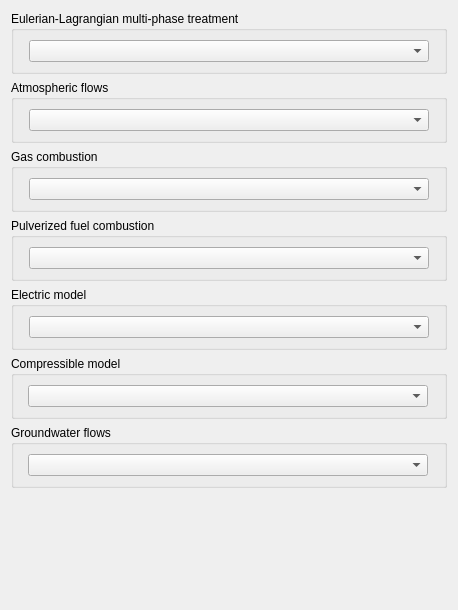
Qt form gui/Pages/AnalysisFeaturesForm.ui (code-saturne/code_saturne) before a commit.
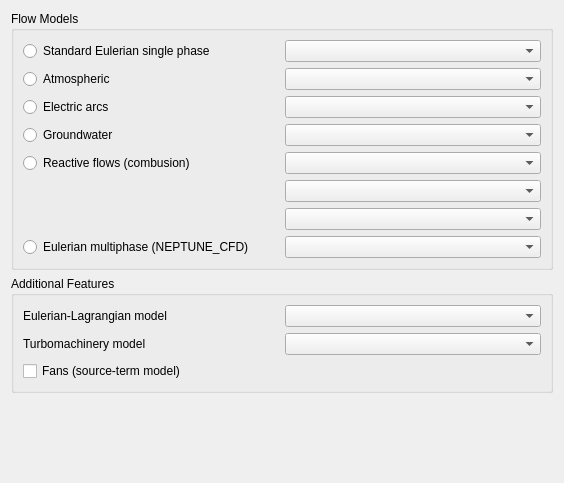
The same form after that commit.

Commit message:
Merge NEPTUNE_CFD GUI into main GUI.
Additional work needs to be done to merge the package.
Note that the CS_GUI_ENABLE_NEPTUNE_CFD environment variable may be set to
0 or 1 to force disabling or enabling of the NEPTUNE_CFD GUI options,
independently of the presence of the matching code. This may be changed
in the future but allows for easer testing.

What changed in the file:
```diff
--- a/gui/Pages/AnalysisFeaturesForm.ui
+++ b/gui/Pages/AnalysisFeaturesForm.ui
@@ -6,75 +6,14 @@
    <rect>
     <x>0</x>
     <y>0</y>
-    <width>458</width>
-    <height>610</height>
+    <width>564</width>
+    <height>483</height>
    </rect>
   </property>
   <property name="windowTitle">
    <string>Form</string>
   </property>
   <layout class="QGridLayout" name="gridLayout_3">
-   <item row="0" column="0">
-    <widget class="QGroupBox" name="groupBoxMultiphase">
-     <property name="toolTip">
-      <string>&lt;html&gt;&lt;head/&gt;&lt;body&gt;&lt;p&gt;&lt;span style=&quot; font-size:9pt;&quot;&gt;Enable the particle-tracking module (particle and droplets tracking).&lt;/span&gt;&lt;/p&gt;&lt;p&gt;&lt;span style=&quot; font-size:9pt;&quot;&gt;(Code_Saturne key word: &lt;/span&gt;&lt;span style=&quot; font-size:9pt; font-weight:600;&quot;&gt;IILAGR&lt;/span&gt;&lt;span style=&quot; font-size:9pt;&quot;&gt;)&lt;/span&gt;&lt;/p&gt;&lt;/body&gt;&lt;/html&gt;</string>
-     </property>
-     <property name="statusTip">
-      <string>Select the flow treatment</string>
-     </property>
-     <property name="title">
-      <string>Eulerian-Lagrangian multi-phase treatment</string>
-     </property>
-     <layout class="QGridLayout">
-      <item row="0" column="0">
-       <layout class="QHBoxLayout">
-        <item>
-         <spacer>
-          <property name="orientation">
-           <enum>Qt::Horizontal</enum>
-          </property>
-          <property name="sizeHint" stdset="0">
-           <size>
-            <width>16</width>
-            <height>22</height>
-           </size>
-          </property>
-         </spacer>
-        </item>
-        <item>
-         <widget class="QComboBox" name="comboBoxLagrangian">
-          <property name="minimumSize">
-           <size>
-            <width>400</width>
-            <height>0</height>
-           </size>
-          </property>
-          <property name="toolTip">
-           <string>&lt;html&gt;&lt;head/&gt;&lt;body&gt;&lt;p&gt;Enable the particle-tracking module (particle and droplets tracking):&lt;/p&gt;&lt;p&gt;- One-way coupling: no influence of the particles on the continuous phase,&lt;br/&gt;- Two-way coupling: influence of the particles on the dynamics of the continuous phase. Dynamics, temperature and mass may be coupled independently.&lt;br/&gt;- Frozen carrier flow: all the Eulerian fields are frozen (including the scalar fields); this option can only be used in case of a calculation restart.&lt;/p&gt;&lt;/body&gt;&lt;/html&gt;</string>
-          </property>
-          <property name="statusTip">
-           <string>Select the flow treatment</string>
-          </property>
-         </widget>
-        </item>
-        <item>
-         <spacer>
-          <property name="orientation">
-           <enum>Qt::Horizontal</enum>
-          </property>
-          <property name="sizeHint" stdset="0">
-           <size>
-            <width>16</width>
-            <height>22</height>
-           </size>
-          </property>
-         </spacer>
-        </item>
-       </layout>
-      </item>
-     </layout>
-    </widget>
-   </item>
    <item row="1" column="0">
     <widget class="QGroupBox" name="Atmosphericflows">
      <property name="toolTip">
@@ -84,388 +23,171 @@
       <string>Select the atmospheric modelling</string>
      </property>
      <property name="title">
-      <string>Atmospheric flows</string>
-     </property>
-     <layout class="QHBoxLayout" name="horizontalLayout_4">
-      <item>
-       <layout class="QHBoxLayout" name="horizontalLayout_3">
-        <item>
-         <spacer name="horizontalSpacer">
-          <property name="orientation">
-           <enum>Qt::Horizontal</enum>
-          </property>
-          <property name="sizeHint" stdset="0">
-           <size>
-            <width>16</width>
-            <height>22</height>
-           </size>
-          </property>
-         </spacer>
-        </item>
-        <item>
-         <widget class="QComboBox" name="comboBoxAtmospheric">
-          <property name="minimumSize">
-           <size>
-            <width>400</width>
-            <height>0</height>
-           </size>
-          </property>
-          <property name="toolTip">
-           <string>&lt;html&gt;&lt;head/&gt;&lt;body&gt;&lt;p&gt;&lt;span style=&quot; font-size:9pt;&quot;&gt;Enable the atmospheric flow module. Three models are available:&lt;/span&gt;&lt;/p&gt;&lt;p&gt;&lt;span style=&quot; font-size:9pt;&quot;&gt;- constant density: to simulate neutral atmosphere,&lt;/span&gt;&lt;/p&gt;&lt;p&gt;&lt;span style=&quot; font-size:9pt;&quot;&gt;- dry atmosphere: to simulate dry, thermally-stratified atmospheric flows (enables &lt;/span&gt;&lt;span style=&quot; font-size:9pt; font-weight:600;&quot;&gt;Potential temperature&lt;/span&gt;&lt;span style=&quot; font-size:9pt;&quot;&gt; as thermal model),&lt;/span&gt;&lt;/p&gt;&lt;p&gt;&lt;span style=&quot; font-size:9pt;&quot;&gt;- humid atmosphere: to simulate thermally stratified atmospheric flows (air-water mixture) with phase changes (enables Liquid potential temperature as thermal model).&lt;/span&gt;&lt;/p&gt;&lt;p&gt;&lt;span style=&quot; font-size:9pt;&quot;&gt;(Code_Saturne key word: &lt;/span&gt;&lt;span style=&quot; font-size:9pt; font-weight:600;&quot;&gt;IATMOS&lt;/span&gt;&lt;span style=&quot; font-size:9pt;&quot;&gt;)&lt;/span&gt;&lt;/p&gt;&lt;/body&gt;&lt;/html&gt;</string>
-          </property>
-          <property name="statusTip">
-           <string>Select the atmospheric modelling</string>
-          </property>
-         </widget>
-        </item>
-        <item>
-         <spacer name="horizontalSpacer_2">
-          <property name="orientation">
-           <enum>Qt::Horizontal</enum>
-          </property>
-          <property name="sizeHint" stdset="0">
-           <size>
-            <width>16</width>
-            <height>22</height>
-           </size>
-          </property>
-         </spacer>
-        </item>
-       </layout>
-      </item>
-     </layout>
-    </widget>
-   </item>
-   <item row="2" column="0">
-    <widget class="QGroupBox" name="groupBoxGasCombustion">
-     <property name="toolTip">
-      <string>&lt;html&gt;&lt;head/&gt;&lt;body&gt;&lt;p&gt;&lt;span style=&quot; font-size:9pt;&quot;&gt;Enable the gas combustion module.&lt;/span&gt;&lt;/p&gt;&lt;p&gt;&lt;span style=&quot; font-size:9pt;&quot;&gt;(Code_Saturne key word: &lt;/span&gt;&lt;span style=&quot; font-size:9pt; font-weight:600;&quot;&gt;IPPMOD&lt;/span&gt;&lt;span style=&quot; font-size:9pt;&quot;&gt;)&lt;/span&gt;&lt;/p&gt;&lt;/body&gt;&lt;/html&gt;</string>
-     </property>
-     <property name="statusTip">
-      <string>Select the combustion modelling</string>
-     </property>
-     <property name="title">
-      <string>Gas combustion</string>
-     </property>
-     <layout class="QGridLayout">
-      <item row="0" column="0">
-       <layout class="QHBoxLayout">
-        <item>
-         <spacer>
-          <property name="orientation">
-           <enum>Qt::Horizontal</enum>
-          </property>
-          <property name="sizeHint" stdset="0">
-           <size>
-            <width>16</width>
-            <height>22</height>
-           </size>
-          </property>
-         </spacer>
-        </item>
-        <item>
-         <widget class="QComboBox" name="comboBoxGasCombustionModel">
-          <property name="minimumSize">
-           <size>
-            <width>400</width>
-            <height>0</height>
-           </size>
-          </property>
-          <property name="toolTip">
-           <string>&lt;html&gt;&lt;head/&gt;&lt;body&gt;&lt;p&gt;&lt;span style=&quot; font-size:9pt;&quot;&gt;Enable the gas combustion module.&lt;/span&gt;&lt;/p&gt;&lt;p&gt;&lt;span style=&quot; font-size:9pt;&quot;&gt;(Code_Saturne key word: &lt;/span&gt;&lt;span style=&quot; font-size:9pt; font-weight:600;&quot;&gt;IPPMOD&lt;/span&gt;&lt;span style=&quot; font-size:9pt;&quot;&gt;)&lt;/span&gt;&lt;/p&gt;&lt;/body&gt;&lt;/html&gt;</string>
-          </property>
-          <property name="statusTip">
-           <string>Select the combustion modelling</string>
-          </property>
-         </widget>
-        </item>
-        <item>
-         <spacer>
-          <property name="orientation">
-           <enum>Qt::Horizontal</enum>
-          </property>
-          <property name="sizeHint" stdset="0">
-           <size>
-            <width>16</width>
-            <height>22</height>
-           </size>
-          </property>
-         </spacer>
-        </item>
-       </layout>
-      </item>
-     </layout>
-    </widget>
-   </item>
-   <item row="3" column="0">
-    <widget class="QGroupBox" name="groupBoxCoalCombustion">
-     <property name="toolTip">
-      <string>&lt;html&gt;&lt;head/&gt;&lt;body&gt;&lt;p&gt;&lt;span style=&quot; font-size:9pt;&quot;&gt;Enable the pulverized fuel combustion.&lt;/span&gt;&lt;/p&gt;&lt;p&gt;&lt;span style=&quot; font-size:9pt;&quot;&gt;(Code_Saturne key word: &lt;/span&gt;&lt;span style=&quot; font-size:9pt; font-weight:600;&quot;&gt;IPPMOD&lt;/span&gt;&lt;span style=&quot; font-size:9pt;&quot;&gt;)&lt;/span&gt;&lt;/p&gt;&lt;/body&gt;&lt;/html&gt;</string>
-     </property>
-     <property name="statusTip">
-      <string>Select the combustion modelling</string>
-     </property>
-     <property name="title">
-      <string>Pulverized fuel combustion</string>
-     </property>
-     <layout class="QGridLayout">
-      <item row="0" column="0">
-       <layout class="QHBoxLayout">
-        <item>
-         <spacer>
-          <property name="orientation">
-           <enum>Qt::Horizontal</enum>
-          </property>
-          <property name="sizeHint" stdset="0">
-           <size>
-            <width>16</width>
-            <height>22</height>
-           </size>
-          </property>
-         </spacer>
-        </item>
-        <item>
-         <widget class="QComboBox" name="comboBoxPulverizedCoal">
-          <property name="minimumSize">
-           <size>
-            <width>400</width>
-            <height>0</height>
-           </size>
-          </property>
-          <property name="toolTip">
-           <string>&lt;html&gt;&lt;head/&gt;&lt;body&gt;&lt;p&gt;&lt;span style=&quot; font-size:9pt;&quot;&gt;Enable the pulverized fuel combustion.&lt;/span&gt;&lt;/p&gt;&lt;p&gt;&lt;span style=&quot; font-size:9pt;&quot;&gt;(Code_Saturne key word: &lt;/span&gt;&lt;span style=&quot; font-size:9pt; font-weight:600;&quot;&gt;IPPMOD&lt;/span&gt;&lt;span style=&quot; font-size:9pt;&quot;&gt;)&lt;/span&gt;&lt;/p&gt;&lt;/body&gt;&lt;/html&gt;</string>
-          </property>
-          <property name="statusTip">
-           <string>Select the combustion modelling</string>
-          </property>
-         </widget>
-        </item>
-        <item>
-         <spacer>
-          <property name="orientation">
-           <enum>Qt::Horizontal</enum>
-          </property>
-          <property name="sizeHint" stdset="0">
-           <size>
-            <width>16</width>
-            <height>22</height>
-           </size>
-          </property>
-         </spacer>
-        </item>
-       </layout>
-      </item>
-     </layout>
-    </widget>
-   </item>
-   <item row="4" column="0">
-    <widget class="QGroupBox" name="groupBoxElectricalModels">
-     <property name="toolTip">
-      <string>&lt;html&gt;&lt;head/&gt;&lt;body&gt;&lt;p&gt;&lt;span style=&quot; font-size:9pt;&quot;&gt;Enable the magnetohydrodynamic module which allows to solve the system of equations composed of Navier-equations equations, the energy balance and Maxwell equations. Joule effect and Laplace Forces can be taken into account (for electric arcs simulation) or only Joule effect.&lt;/span&gt;&lt;/p&gt;&lt;p&gt;&lt;span style=&quot; font-size:9pt;&quot;&gt;(Code_Saturne key word: &lt;/span&gt;&lt;span style=&quot; font-size:9pt; font-weight:600;&quot;&gt;IELARC&lt;/span&gt;&lt;span style=&quot; font-size:9pt;&quot;&gt;)&lt;/span&gt;&lt;/p&gt;&lt;/body&gt;&lt;/html&gt;</string>
-     </property>
-     <property name="statusTip">
-      <string>Select the electrical model</string>
-     </property>
-     <property name="title">
-      <string>Electric model</string>
-     </property>
-     <layout class="QGridLayout">
-      <item row="0" column="0">
-       <layout class="QHBoxLayout">
-        <item>
-         <spacer>
-          <property name="orientation">
-           <enum>Qt::Horizontal</enum>
-          </property>
-          <property name="sizeHint" stdset="0">
-           <size>
-            <width>16</width>
-            <height>22</height>
-           </size>
-          </property>
-         </spacer>
-        </item>
-        <item>
-         <widget class="QComboBox" name="comboBoxJouleEffect">
-          <property name="minimumSize">
-           <size>
-            <width>400</width>
-            <height>0</height>
-           </size>
-          </property>
-          <property name="toolTip">
-           <string>&lt;html&gt;&lt;head/&gt;&lt;body&gt;&lt;p&gt;&lt;span style=&quot; font-size:9pt;&quot;&gt;Enable the magnetohydrodynamic module which allows to solve the system of equations composed of Navier-equations equations, the energy balance and Maxwell equations. Joule effect and Laplace Forces can be taken into account (for electric arcs simulation) or only Joule effect.&lt;/span&gt;&lt;/p&gt;&lt;p&gt;&lt;span style=&quot; font-size:9pt;&quot;&gt;(Code_Saturne key word: &lt;/span&gt;&lt;span style=&quot; font-size:9pt; font-weight:600;&quot;&gt;IELARC&lt;/span&gt;&lt;span style=&quot; font-size:9pt;&quot;&gt;)&lt;/span&gt;&lt;/p&gt;&lt;/body&gt;&lt;/html&gt;</string>
-          </property>
-          <property name="statusTip">
-           <string>Select the electrical model</string>
-          </property>
-         </widget>
-        </item>
-        <item>
-         <spacer>
-          <property name="orientation">
-           <enum>Qt::Horizontal</enum>
-          </property>
-          <property name="sizeHint" stdset="0">
-           <size>
-            <width>16</width>
-            <height>22</height>
-           </size>
-          </property>
-         </spacer>
-        </item>
-       </layout>
-      </item>
-     </layout>
-    </widget>
-   </item>
-   <item row="5" column="0">
-    <widget class="QGroupBox" name="groupBoxCompressible">
-     <property name="toolTip">
-      <string>&lt;html&gt;&lt;head/&gt;&lt;body&gt;&lt;p&gt;&lt;span style=&quot; font-size:9pt;&quot;&gt;Enable the compressible module.&lt;/span&gt;&lt;/p&gt;&lt;p&gt;&lt;span style=&quot; font-size:9pt;&quot;&gt;(Code_Saturne key word: &lt;/span&gt;&lt;span style=&quot; font-size:9pt; font-weight:600;&quot;&gt;ICOMPF&lt;/span&gt;&lt;span style=&quot; font-size:9pt;&quot;&gt;)&lt;/span&gt;&lt;/p&gt;&lt;/body&gt;&lt;/html&gt;</string>
-     </property>
-     <property name="statusTip">
-      <string>Select the compressible modelling</string>
-     </property>
-     <property name="title">
-      <string>Compressible model</string>
+      <string>Additional Features</string>
      </property>
      <layout class="QGridLayout" name="gridLayout">
-      <item row="0" column="0">
-       <layout class="QHBoxLayout" name="horizontalLayout">
-        <item>
-         <spacer>
-          <property name="orientation">
-           <enum>Qt::Horizontal</enum>
-          </property>
-          <property name="sizeHint" stdset="0">
-           <size>
-            <width>16</width>
-            <height>22</height>
-           </size>
-          </property>
-         </spacer>
-        </item>
-        <item>
-         <widget class="QComboBox" name="comboBoxCompressible">
-          <property name="minimumSize">
-           <size>
-            <width>400</width>
-            <height>0</height>
-           </size>
-          </property>
-          <property name="sizeIncrement">
-           <size>
-            <width>0</width>
-            <height>0</height>
-           </size>
-          </property>
-          <property name="toolTip">
-           <string>&lt;html&gt;&lt;head/&gt;&lt;body&gt;&lt;p&gt;&lt;span style=&quot; font-size:9pt;&quot;&gt;Enable the compressible module.&lt;/span&gt;&lt;/p&gt;&lt;p&gt;&lt;span style=&quot; font-size:9pt;&quot;&gt;(Code_Saturne key word: &lt;/span&gt;&lt;span style=&quot; font-size:9pt; font-weight:600;&quot;&gt;ICOMPF&lt;/span&gt;&lt;span style=&quot; font-size:9pt;&quot;&gt;)&lt;/span&gt;&lt;/p&gt;&lt;/body&gt;&lt;/html&gt;</string>
-          </property>
-          <property name="statusTip">
-           <string>Select the compressible modelling</string>
-          </property>
-         </widget>
-        </item>
-        <item>
-         <spacer>
-          <property name="orientation">
-           <enum>Qt::Horizontal</enum>
-          </property>
-          <property name="sizeHint" stdset="0">
-           <size>
-            <width>17</width>
-            <height>22</height>
-           </size>
-          </property>
-         </spacer>
-        </item>
-       </layout>
+      <item row="2" column="1">
+       <widget class="QComboBox" name="comboBoxLagrangian"/>
       </item>
-     </layout>
-    </widget>
-   </item>
-   <item row="6" column="0">
-    <widget class="QGroupBox" name="groupBoxGroundwater">
-     <property name="toolTip">
-      <string>&lt;html&gt;&lt;head/&gt;&lt;body&gt;&lt;p&gt;&lt;span style=&quot; font-size:9pt;&quot;&gt;Enable the groundwater module. Richards equation (Darcy law injected inside the continuity equation) is then solved instead of Navier-Stokes equations. Transport equations of species can be additionaly solved using the computed mass flux as convecting field. Ground properties can be specified by zone in the Volume conditions menu.&lt;/span&gt;&lt;/p&gt;&lt;p&gt;&lt;span style=&quot; font-size:9pt;&quot;&gt;(Code_Saturne key word: &lt;/span&gt;&lt;span style=&quot; font-size:9pt; font-weight:600;&quot;&gt;IDARCY&lt;/span&gt;&lt;span style=&quot; font-size:9pt;&quot;&gt;)&lt;/span&gt;&lt;/p&gt;&lt;/body&gt;&lt;/html&gt;</string>
-     </property>
-     <property name="statusTip">
-      <string>Select the groundwater modelling</string>
-     </property>
-     <property name="title">
-      <string>Groundwater flows</string>
-     </property>
-     <layout class="QGridLayout" name="gridLayout_2">
-      <item row="0" column="0">
-       <layout class="QHBoxLayout" name="horizontalLayout_2">
-        <item>
-         <spacer>
-          <property name="orientation">
-           <enum>Qt::Horizontal</enum>
-          </property>
-          <property name="sizeHint" stdset="0">
-           <size>
-            <width>16</width>
-            <height>22</height>
-           </size>
-          </property>
-         </spacer>
-        </item>
-        <item>
-         <widget class="QComboBox" name="comboBoxGroundwater">
-          <property name="minimumSize">
-           <size>
-            <width>400</width>
-            <height>0</height>
-           </size>
-          </property>
-          <property name="sizeIncrement">
-           <size>
-            <width>0</width>
-            <height>0</height>
-           </size>
-          </property>
-          <property name="toolTip">
-           <string>&lt;html&gt;&lt;head/&gt;&lt;body&gt;&lt;p&gt;&lt;span style=&quot; font-size:9pt;&quot;&gt;Enable the groundwater module. Richards equation (Darcy law injected inside the continuity equation) is then solved instead of Navier-Stokes equations. Transport equations of species can be additionaly solved using the computed mass flux as convecting field. Ground properties can be specified by zone in the Volume conditions menu.&lt;/span&gt;&lt;/p&gt;&lt;p&gt;&lt;span style=&quot; font-size:9pt;&quot;&gt;(Code_Saturne key word: &lt;/span&gt;&lt;span style=&quot; font-size:9pt; font-weight:600;&quot;&gt;IDARCY&lt;/span&gt;&lt;span style=&quot; font-size:9pt;&quot;&gt;)&lt;/span&gt;&lt;/p&gt;&lt;/body&gt;&lt;/html&gt;</string>
-          </property>
-          <property name="statusTip">
-           <string>Select the groundwater modelling</string>
-          </property>
-         </widget>
-        </item>
-        <item>
-         <spacer>
-          <property name="orientation">
-           <enum>Qt::Horizontal</enum>
-          </property>
-          <property name="sizeHint" stdset="0">
-           <size>
-            <width>17</width>
-            <height>22</height>
-           </size>
-          </property>
-         </spacer>
-        </item>
-       </layout>
+      <item row="2" column="0">
+       <widget class="QLabel" name="labelLagrangian">
+        <property name="text">
+         <string>Eulerian-Lagrangian model</string>
+        </property>
+       </widget>
       </item>
+      <item row="5" column="0">
+       <widget class="QCheckBox" name="checkBoxFans">
+        <property name="text">
+         <string>Fans (source-term model)</string>
+        </property>
+       </widget>
+      </item>
+      <item row="3" column="1">
+       <widget class="QComboBox" name="comboBoxTurboMachinery">
+        <property name="toolTip">
+         <string>&lt;html&gt;&lt;head/&gt;&lt;body&gt;&lt;p&gt;&lt;span style=&quot; font-size:9pt;&quot;&gt;Select the turbomachinery model between a full transient simulation or a frozen rotor model.&lt;/span&gt;&lt;/p&gt;&lt;p&gt;&lt;span style=&quot; font-size:9pt;&quot;&gt;(Code_Saturne key word: &lt;/span&gt;&lt;span style=&quot; font-size:9pt; font-weight:600;&quot;&gt;ITURBO&lt;/span&gt;&lt;span style=&quot; font-size:9pt;&quot;&gt;)&lt;/span&gt;&lt;/p&gt;&lt;/body&gt;&lt;/html&gt;</string>
+        </property>
+        <property name="sizeAdjustPolicy">
+         <enum>QComboBox::AdjustToContents</enum>
+        </property>
+       </widget>
+      </item>
+      <item row="3" column="0">
+       <widget class="QLabel" name="labelTurbomachinery">
+        <property name="toolTip">
+         <string>&lt;html&gt;&lt;head/&gt;&lt;body&gt;&lt;p&gt;&lt;span style=&quot; font-size:9pt;&quot;&gt;Select the turbomachinery model between a full transient simulation or a frozen rotor model.&lt;/span&gt;&lt;/p&gt;&lt;p&gt;&lt;span style=&quot; font-size:9pt;&quot;&gt;(Code_Saturne key word: &lt;/span&gt;&lt;span style=&quot; font-size:9pt; font-weight:600;&quot;&gt;ITURBO&lt;/span&gt;&lt;span style=&quot; font-size:9pt;&quot;&gt;)&lt;/span&gt;&lt;/p&gt;&lt;/body&gt;&lt;/html&gt;</string>
+        </property>
+        <property name="text">
+         <string>Turbomachinery model</string>
+        </property>
+       </widget>
+      </item>
      </layout>
     </widget>
    </item>
-   <item row="7" column="0">
-    <spacer>
+   <item row="2" column="0">
+    <spacer name="verticalSpacer">
      <property name="orientation">
       <enum>Qt::Vertical</enum>
      </property>
      <property name="sizeHint" stdset="0">
       <size>
        <width>20</width>
-       <height>16</height>
+       <height>40</height>
       </size>
      </property>
     </spacer>
    </item>
+   <item row="0" column="0">
+    <widget class="QGroupBox" name="groupBoxSteadyFlow">
+     <property name="toolTip">
+      <string>&lt;html&gt;&lt;head/&gt;&lt;body&gt;&lt;p&gt;Select standard or predefined flow model.&lt;/p&gt;&lt;/body&gt;&lt;/html&gt;</string>
+     </property>
+     <property name="statusTip">
+      <string>Select the flow treatment</string>
+     </property>
+     <property name="title">
+      <string>Flow Models</string>
+     </property>
+     <layout class="QGridLayout">
+      <item row="0" column="0">
+       <layout class="QGridLayout" name="gridLayoutModel">
+        <property name="leftMargin">
+         <number>0</number>
+        </property>
+        <property name="horizontalSpacing">
+         <number>6</number>
+        </property>
+        <item row="1" column="1">
+         <widget class="QComboBox" name="comboBoxAtmospheric"/>
+        </item>
+        <item row="1" column="0">
+         <widget class="QRadioButton" name="radioButtonAtmospheric">
+          <property name="toolTip">
+           <string>&lt;html&gt;&lt;head/&gt;&lt;body&gt;&lt;p&gt;Models for atmospheric flows.&lt;/p&gt;&lt;/body&gt;&lt;/html&gt;</string>
+          </property>
+          <property name="text">
+           <string>Atmospheric</string>
+          </property>
+         </widget>
+        </item>
+        <item row="0" column="0">
+         <widget class="QRadioButton" name="radioButtonSinglePhase">
+          <property name="toolTip">
+           <string>&lt;html&gt;&lt;head/&gt;&lt;body&gt;&lt;p&gt;&lt;span style=&quot; font-size:9pt;&quot;&gt;Base single-phase models.&lt;/span&gt;&lt;/p&gt;&lt;/body&gt;&lt;/html&gt;</string>
+          </property>
+          <property name="text">
+           <string>Standard Eulerian single phase</string>
+          </property>
+         </widget>
+        </item>
+        <item row="0" column="1">
+         <widget class="QComboBox" name="comboBoxSinglePhase"/>
+        </item>
+        <item row="2" column="0">
+         <widget class="QRadioButton" name="radioButtonJouleEffect">
+          <property name="toolTip">
+           <string>&lt;html&gt;&lt;head/&gt;&lt;body&gt;&lt;p&gt;Electric arcs and Joule heating.&lt;/p&gt;&lt;/body&gt;&lt;/html&gt;</string>
+          </property>
+          <property name="text">
+           <string>Electric arcs</string>
+          </property>
+         </widget>
+        </item>
+        <item row="2" column="1">
+         <widget class="QComboBox" name="comboBoxJouleEffect"/>
+        </item>
+        <item row="3" column="0">
+         <widget class="QRadioButton" name="radioButtonGroundwater">
+          <property name="toolTip">
+           <string>&lt;html&gt;&lt;head/&gt;&lt;body&gt;&lt;p&gt;Groundwater flow (Richards-equation) model.&lt;/p&gt;&lt;/body&gt;&lt;/html&gt;</string>
+          </property>
+          <property name="text">
+           <string>Groundwater</string>
+          </property>
+         </widget>
+        </item>
+        <item row="3" column="1">
+         <widget class="QComboBox" name="comboBoxGroundwater"/>
+        </item>
+        <item row="4" column="0">
+         <widget class="QRadioButton" name="radioButtonReactiveFlows">
+          <property name="toolTip">
+           <string>&lt;html&gt;&lt;head/&gt;&lt;body&gt;&lt;p&gt;Gas, coal, biomass, and fuel combustion.&lt;/p&gt;&lt;/body&gt;&lt;/html&gt;</string>
+          </property>
+          <property name="text">
+           <string>Reactive flows (combusion)</string>
+          </property>
+         </widget>
+        </item>
+        <item row="4" column="1">
+         <widget class="QComboBox" name="comboBoxReactiveFlows"/>
+        </item>
+        <item row="5" column="1">
+         <widget class="QComboBox" name="comboBoxGasCombustion"/>
+        </item>
+        <item row="7" column="1">
+         <widget class="QComboBox" name="comboBoxNeptuneCFD"/>
+        </item>
+        <item row="7" column="0">
+         <widget class="QRadioButton" name="radioButtonNeptuneCFD">
+          <property name="toolTip">
+           <string>&lt;html&gt;&lt;head/&gt;&lt;body&gt;&lt;p&gt;Activate NEPTUNE_CFD module.&lt;/p&gt;&lt;/body&gt;&lt;/html&gt;</string>
+          </property>
+          <property name="text">
+           <string>Eulerian multiphase (NEPTUNE_CFD)</string>
+          </property>
+         </widget>
+        </item>
+        <item row="6" column="1">
+         <widget class="QComboBox" name="comboBoxCoalCombustion"/>
+        </item>
+       </layout>
+      </item>
+     </layout>
+    </widget>
+   </item>
   </layout>
  </widget>
  <resources/>
```
Left out of the diff: 8 changed lines with no effect on the pictures. The commit also changes 124 other files.
